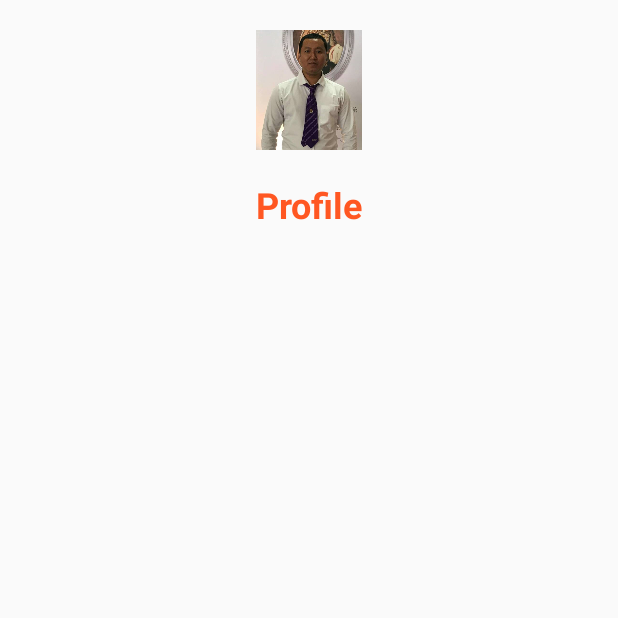
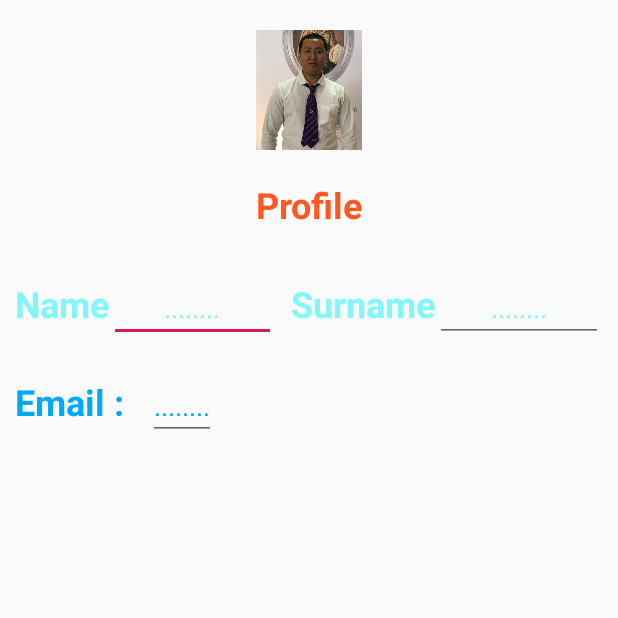
Before and after one commit to klod9288/NewLive, an Android app: the fragment Profile shown on its own in the app's theme, on a phone screen of 412 x 824 dp, the top half of it. Run offline under Robolectric (Android 15) with nearby library versions, the phone set to English and light mode, and no system bars.

Commit message:
Srongklod Bangtamruat Update NewLive Connection 18/11/21.

```diff
--- a/app/src/main/res/layout/activity_profile.xml
+++ b/app/src/main/res/layout/activity_profile.xml
@@ -6,9 +6,10 @@
 
     <ScrollView
         android:layout_width="match_parent"
-        android:layout_height="match_parent">
+        android:layout_height="wrap_content">
 
         <LinearLayout
+            android:id="@+id/top_up"
             android:layout_width="match_parent"
             android:layout_height="wrap_content"
             android:layout_margin="10dp"
@@ -21,7 +22,6 @@
                 android:layout_margin="10dp"
                 android:src="@drawable/study" />
 
-
             <TextView
                 android:layout_width="match_parent"
                 android:layout_height="wrap_content"
@@ -30,12 +30,91 @@
                 android:text="Profile"
                 android:textColor="#FF5722"
                 android:textSize="@dimen/h1"
-                android:textStyle="bold"></TextView>
+                android:textStyle="bold">
+
+            </TextView>
 
         </LinearLayout>
 
-
     </ScrollView>
 
+    <LinearLayout
+        android:layout_margin="10dp"
+        android:orientation="horizontal"
+        android:layout_width="match_parent"
+        android:layout_height="wrap_content">
+
+        <TextView
+            android:textSize="@dimen/h1"
+            android:text="Name"
+            android:textStyle="bold"
+            android:textColor="@color/colorPrimary"
+            android:layout_width="wrap_content"
+            android:layout_height="wrap_content">
+
+        </TextView>
+
+        <EditText
+            android:textColorHint="@color/colorPrimary"
+            android:hint="........"
+            android:gravity="center"
+            android:layout_weight="2"
+            android:layout_width="wrap_content"
+            android:layout_height="wrap_content">
+
+
+        </EditText>
+
+        <TextView
+            android:layout_marginLeft="10dp"
+            android:textSize="@dimen/h1"
+            android:text="Surname"
+            android:textStyle="bold"
+            android:textColor="@color/colorPrimary"
+            android:layout_width="wrap_content"
+            android:layout_height="wrap_content">
+
+        </TextView>
+
+        <EditText
+            android:textColorHint="@color/colorPrimary"
+            android:gravity="center"
+            android:hint="........"
+            android:layout_weight="2"
+            android:layout_width="wrap_content"
+            android:layout_height="wrap_content">
+
+        </EditText>
+
+    </LinearLayout>
+
+    <LinearLayout
+        android:orientation="horizontal"
+        android:layout_margin="10dp"
+        android:layout_width="wrap_content"
+        android:layout_height="wrap_content">
+
+        <TextView
+            android:textColor="@color/colorPrimaryDark"
+            android:textStyle="bold"
+            android:layout_weight="1"
+            android:textSize="@dimen/h1"
+            android:text="Email : "
+            android:layout_width="wrap_content"
+            android:layout_height="wrap_content">
+
+        </TextView>
+
+        <EditText
+            android:textColorHint="@color/colorPrimaryDark"
+            android:hint="........"
+            android:layout_marginLeft="10dp"
+            android:layout_weight="1"
+            android:layout_width="wrap_content"
+            android:layout_height="wrap_content">
+
+        </EditText>
+
+    </LinearLayout>
 
 </LinearLayout>
```
